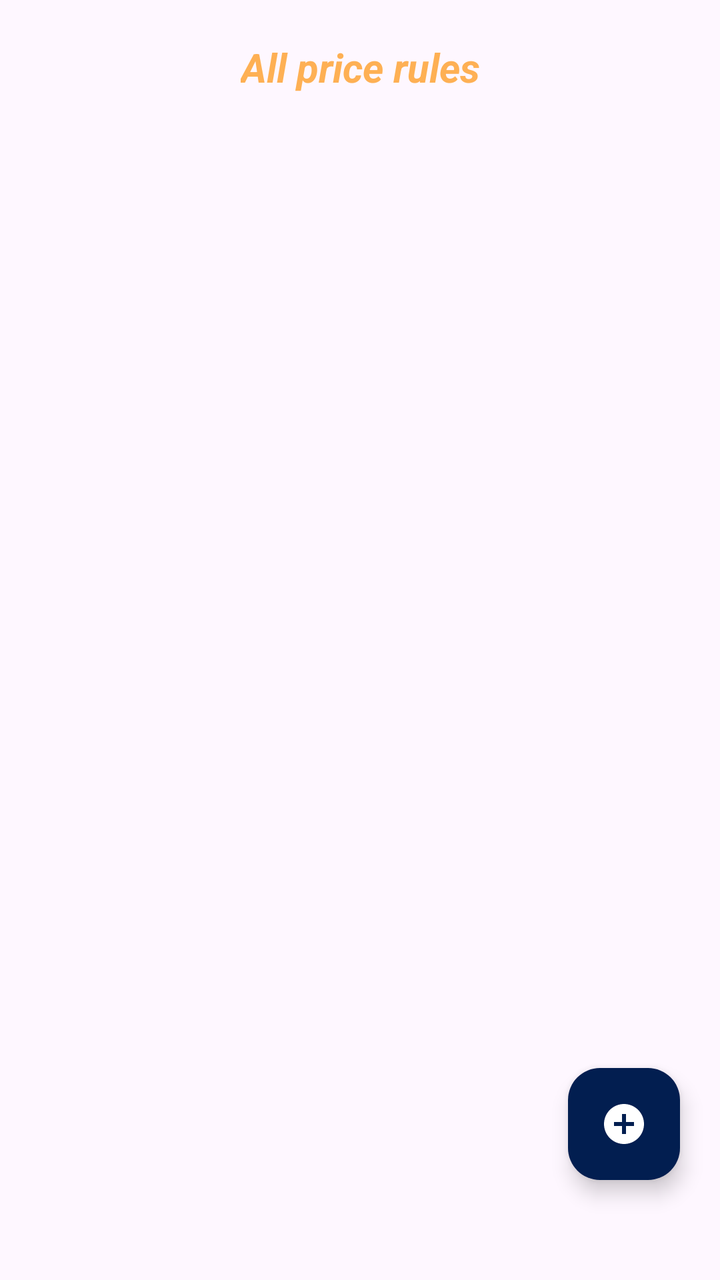
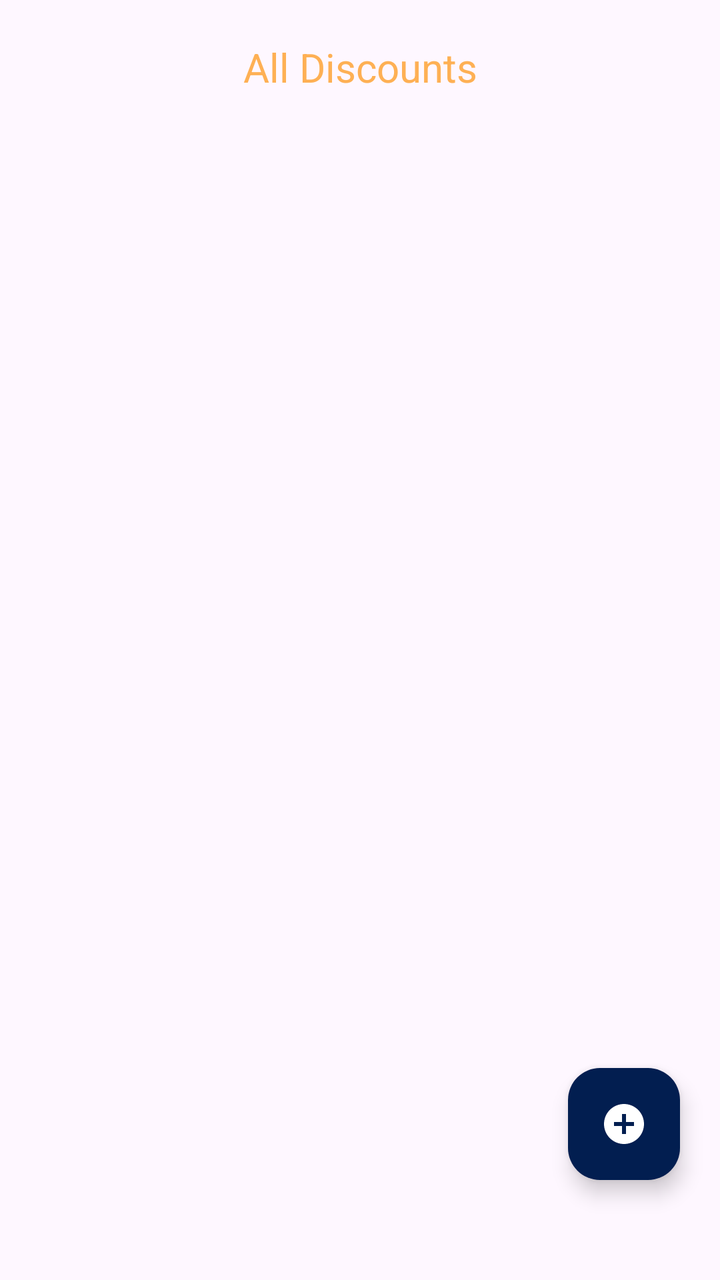

Screens rendered from an Android XML layout before and after an edit, with the pre-edit source and the edit as a unified diff.
<!-- AndroidManifest.xml: application theme Theme.EcommerceAdmin -->
<!-- res/layout/fragment_all_discounts.xml -->
<?xml version="1.0" encoding="utf-8"?>
<androidx.constraintlayout.widget.ConstraintLayout xmlns:android="http://schemas.android.com/apk/res/android"
    xmlns:app="http://schemas.android.com/apk/res-auto"
    xmlns:tools="http://schemas.android.com/tools"
    android:id="@+id/frameLayout7"
    android:layout_width="match_parent"
    android:layout_height="match_parent"
    tools:context=".ui.home.coupons.zDiscounts.AllDiscounts.AllDiscountsFragment">

    <TextView
        android:id="@+id/label"
        android:layout_width="wrap_content"
        android:layout_height="wrap_content"
        android:text="All price rules"
        android:textSize="20sp"
        android:layout_gravity="center"
        android:layout_marginTop="20dp"
        android:textColor="@color/amper"
        android:textStyle="italic|bold"
        android:layout_marginBottom="10dp"
        app:layout_constraintTop_toTopOf="parent"
        app:layout_constraintStart_toStartOf="parent"
        app:layout_constraintEnd_toEndOf="parent"/>

    <androidx.recyclerview.widget.RecyclerView
        android:id="@+id/rules_recyclerView"
        android:layout_width="0dp"
        android:layout_height="wrap_content"
        android:layout_marginTop="10dp"
        android:paddingBottom="130dp"
        app:layout_constraintEnd_toEndOf="parent"
        app:layout_constraintStart_toStartOf="parent"
        app:layout_constraintTop_toBottomOf="@id/label"
        tools:listitem="@layout/rule_price_item" />

    <com.google.android.material.floatingactionbutton.FloatingActionButton
        android:id="@+id/add_floatingBtn"
        android:layout_width="wrap_content"
        android:layout_height="wrap_content"
        app:layout_constraintBottom_toBottomOf="parent"
        app:layout_constraintEnd_toEndOf="parent"
        app:srcCompat="@drawable/_add_circle"
        android:backgroundTint="@color/blue"
        android:layout_marginEnd="20dp"
        app:tint="@android:color/white"
        android:layout_marginBottom="50dp"/>

    <ProgressBar
        android:id="@+id/progressbar"
        android:layout_width="wrap_content"
        android:layout_height="wrap_content"
        android:visibility="gone"
        app:layout_constraintTop_toTopOf="parent"
        app:layout_constraintStart_toStartOf="parent"
        app:layout_constraintEnd_toEndOf="parent"
        android:layout_marginTop="30dp" />


</androidx.constraintlayout.widget.ConstraintLayout>
<!-- res/layout/rule_price_item.xml (included above) -->
<?xml version="1.0" encoding="utf-8"?>
<androidx.cardview.widget.CardView
    xmlns:android="http://schemas.android.com/apk/res/android"
    xmlns:app="http://schemas.android.com/apk/res-auto"
    xmlns:tools="http://schemas.android.com/tools"
    android:id="@+id/rule_card_view"
    android:layout_width="match_parent"
    android:layout_height="wrap_content"
    android:layout_marginStart="16dp"
    android:layout_marginTop="10dp"
    android:layout_marginEnd="16dp"
    android:layout_marginBottom="10dp"
    android:elevation="20dp"
    app:cardCornerRadius="20dp"
    app:cardElevation="2dp">

    <androidx.constraintlayout.widget.ConstraintLayout
        android:id="@+id/constraint_layout"
        android:layout_width="match_parent"
        android:layout_height="wrap_content"
        android:paddingHorizontal="20dp"
        android:paddingVertical="10dp">


        <ImageView
            android:id="@+id/image"
            android:layout_width="70dp"
            android:layout_height="70dp"
            android:layout_marginTop="8dp"
            android:scaleType="centerCrop"
            android:src="@drawable/pricerule"
            app:layout_constraintStart_toStartOf="parent"
            app:layout_constraintTop_toTopOf="parent" />

        <TextView
            android:id="@+id/title_textview"
            android:layout_width="169dp"
            android:layout_height="31dp"
            android:layout_marginStart="10dp"
            android:layout_marginTop="8dp"
            android:maxLines="2"
            android:text="title"
            android:textColor="@color/black"
            android:textSize="20sp"
            android:textStyle="bold"
            app:layout_constraintStart_toEndOf="@id/image"
            app:layout_constraintTop_toBottomOf="@id/createdAt_textview" />



        <TextView
            android:id="@+id/createdAt_textview"
            android:layout_width="wrap_content"
            android:layout_height="wrap_content"
            app:layout_constraintTop_toTopOf="parent"
            app:layout_constraintEnd_toEndOf="parent"
            android:text="created at : "
            android:textSize="10sp"
            android:visibility="gone"
            android:textColor="@color/dark_blue2"
            android:layout_marginEnd="4dp"
            android:layout_marginTop="5dp" />

        <TextView
            android:id="@+id/value_textview"
            android:layout_width="wrap_content"
            android:layout_height="wrap_content"
            app:layout_constraintTop_toBottomOf="@id/title_textview"
            app:layout_constraintStart_toStartOf="@id/title_textview"
            android:textColor="@color/amper"
            android:text="15 %"
            android:textStyle="bold|italic"
            android:textSize="18dp"
            android:layout_marginTop="10dp" />

        <TextView
            android:id="@+id/startAt_textview"
            android:layout_width="wrap_content"
            android:layout_height="wrap_content"
            app:layout_constraintTop_toBottomOf="@id/image"
            app:layout_constraintStart_toStartOf="parent"
            android:textColor="@color/black"
            android:text="created at"
            android:textSize="18sp"
            android:layout_marginEnd="10dp"
            android:layout_marginTop="20dp"
            android:layout_marginStart="10dp"
            android:layout_marginBottom="10dp"
            android:inputType="textMultiLine"/>

        <TextView
            android:id="@+id/endsAt_textview"
            android:layout_width="wrap_content"
            android:layout_height="wrap_content"
            app:layout_constraintTop_toBottomOf="@id/startAt_textview"
            app:layout_constraintStart_toStartOf="parent"
            android:textColor="@color/black"
            android:text="end At "
            android:textSize="18sp"
            android:layout_marginEnd="10dp"
            android:layout_marginTop="10dp"
            android:layout_marginBottom="10dp"
            android:layout_marginStart="10dp"
            android:inputType="textMultiLine"/>

        <ImageView
            android:id="@+id/edit_image"
            android:layout_width="25dp"
            android:layout_height="25dp"
            android:layout_marginBottom="4dp"
            android:src="@drawable/baseline_edit_24"
            app:layout_constraintBottom_toBottomOf="parent"
            app:layout_constraintEnd_toEndOf="@+id/delete_image"
            app:layout_constraintStart_toStartOf="@+id/delete_image" />


        <ImageView
            android:id="@+id/delete_image"
            android:layout_width="25dp"
            android:layout_height="25dp"
            android:layout_marginTop="16dp"
            android:src="@drawable/delete_forever"
            app:layout_constraintEnd_toEndOf="parent"
            app:layout_constraintStart_toEndOf="@+id/title_textview"
            app:layout_constraintTop_toTopOf="parent" />

    </androidx.constraintlayout.widget.ConstraintLayout>

</androidx.cardview.widget.CardView>
<!-- resources referenced by this layout -->
<resources>
  <color name="amper">#FEB054</color>
  <color name="black">#FF000000</color>
  <color name="blue">#021E50</color>
  <color name="dark_blue2">#04203C</color>
  <!-- drawable _add_circle (drawable) -->
  <vector xmlns:android="http://schemas.android.com/apk/res/android" android:height="24dp" android:tint="#000000" android:viewportHeight="24" android:viewportWidth="24" android:width="24dp">
        
      <path android:fillColor="@android:color/white" android:pathData="M12,2C6.48,2 2,6.48 2,12s4.48,10 10,10 10,-4.48 10,-10S17.52,2 12,2zM17,13h-4v4h-2v-4L7,13v-2h4L11,7h2v4h4v2z"/>
      
  </vector>
  <!-- drawable baseline_edit_24 (drawable) -->
  <vector xmlns:android="http://schemas.android.com/apk/res/android" android:height="24dp" android:tint="#000000" android:viewportHeight="24" android:viewportWidth="24" android:width="24dp">
        
      <path android:fillColor="@android:color/white" android:pathData="M3,17.25V21h3.75L17.81,9.94l-3.75,-3.75L3,17.25zM20.71,7.04c0.39,-0.39 0.39,-1.02 0,-1.41l-2.34,-2.34c-0.39,-0.39 -1.02,-0.39 -1.41,0l-1.83,1.83 3.75,3.75 1.83,-1.83z"/>
      
  </vector>
  <!-- drawable delete_forever (drawable) -->
  <vector xmlns:android="http://schemas.android.com/apk/res/android" android:height="24dp" android:tint="#000000" android:viewportHeight="24" android:viewportWidth="24" android:width="24dp">
        
      <path android:fillColor="@android:color/white" android:pathData="M6,19c0,1.1 0.9,2 2,2h8c1.1,0 2,-0.9 2,-2L18,7L6,7v12zM8.46,11.88l1.41,-1.41L12,12.59l2.12,-2.12 1.41,1.41L13.41,14l2.12,2.12 -1.41,1.41L12,15.41l-2.12,2.12 -1.41,-1.41L10.59,14l-2.13,-2.12zM15.5,4l-1,-1h-5l-1,1L5,4v2h14L19,4z"/>
      
  </vector>
  <!-- drawable pricerule: png bitmap (drawable, 10667 bytes) -->
  <style name="Theme.EcommerceAdmin" parent="Base.Theme.EcommerceAdmin" />
  <style name="Base.Theme.EcommerceAdmin" parent="Theme.Material3.DayNight.NoActionBar">
          
          
  
  
          <item name="colorPrimary">@color/blue</item>
          <item name="colorSecondary">@color/light_blue</item>
  
          <item name="colorOnPrimaryContainer">@color/amper</item>
          <item name="colorOnSecondaryContainer">@color/blue</item>
          <item name="colorPrimaryVariant">@color/light_blue</item>
          <item name="colorOnPrimary">@color/black</item>
          <item name="colorSecondaryVariant">@color/blue2</item>
          <item name="colorOnSecondary">@color/light_blue</item>
          <item name="android:statusBarColor">@color/dark_blue</item>
      </style>
  <color name="light_blue">#536DFE</color>
  <color name="blue2">#303F9F</color>
  <color name="dark_blue">#010C17</color>
</resources>

<!-- the commit's change to res/layout/fragment_all_discounts.xml (unified diff, before → after) -->
@@ -11,12 +11,11 @@
         android:id="@+id/label"
         android:layout_width="wrap_content"
         android:layout_height="wrap_content"
-        android:text="All price rules"
+        android:text="All Discounts"
         android:textSize="20sp"
         android:layout_gravity="center"
         android:layout_marginTop="20dp"
         android:textColor="@color/amper"
-        android:textStyle="italic|bold"
         android:layout_marginBottom="10dp"
         app:layout_constraintTop_toTopOf="parent"
         app:layout_constraintStart_toStartOf="parent"
